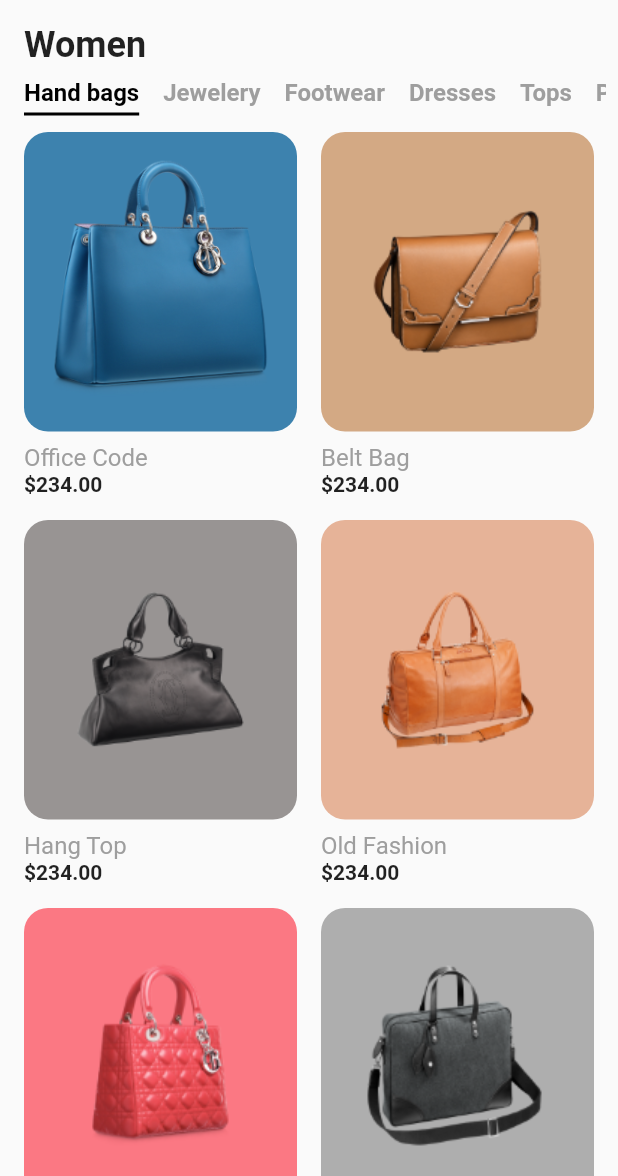
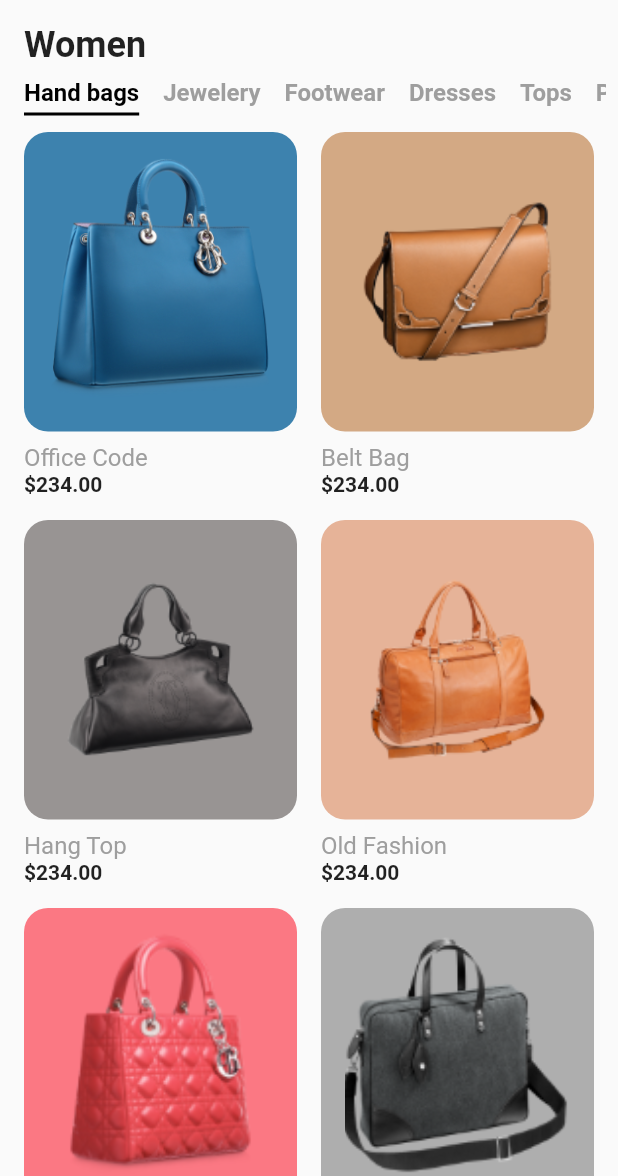
Before and after one commit to huynhtastic/5-days-ui-shopping, a Flutter app: the screen it shows after launch, on a phone screen of 412 x 824 dp, the part 60-1236 px from its top. Run offline on Flutter 3.47's test engine with Material 2 defaults, Android fonts, the phone set to English and light mode, and no system bars; our stand-ins replace flutter_svg.

Commit message:
fit cover product card image

```diff
--- a/lib/screens/products/widgets/product_card.dart
+++ b/lib/screens/products/widgets/product_card.dart
@@ -16,7 +16,7 @@ class ProductCard extends StatelessWidget {
           ),
           child: Hero(
             tag: product.id,
-            child: Image.asset(product.image),
+            child: Image.asset(product.image, fit: BoxFit.cover),
           ),
         ),
       );
```
